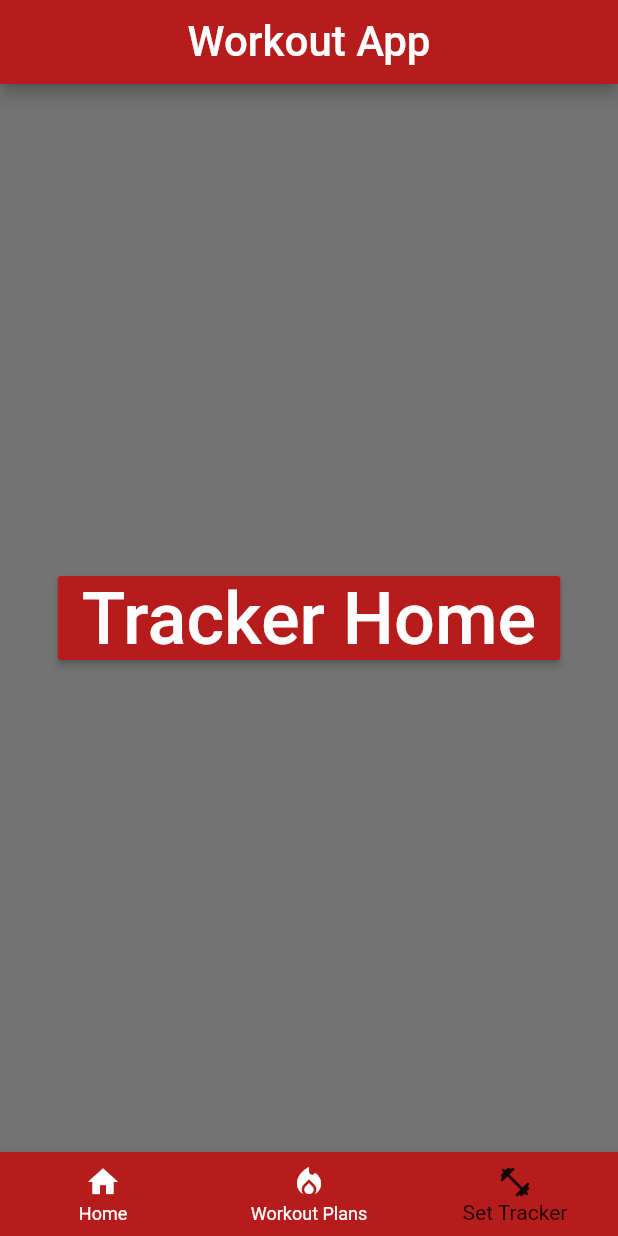
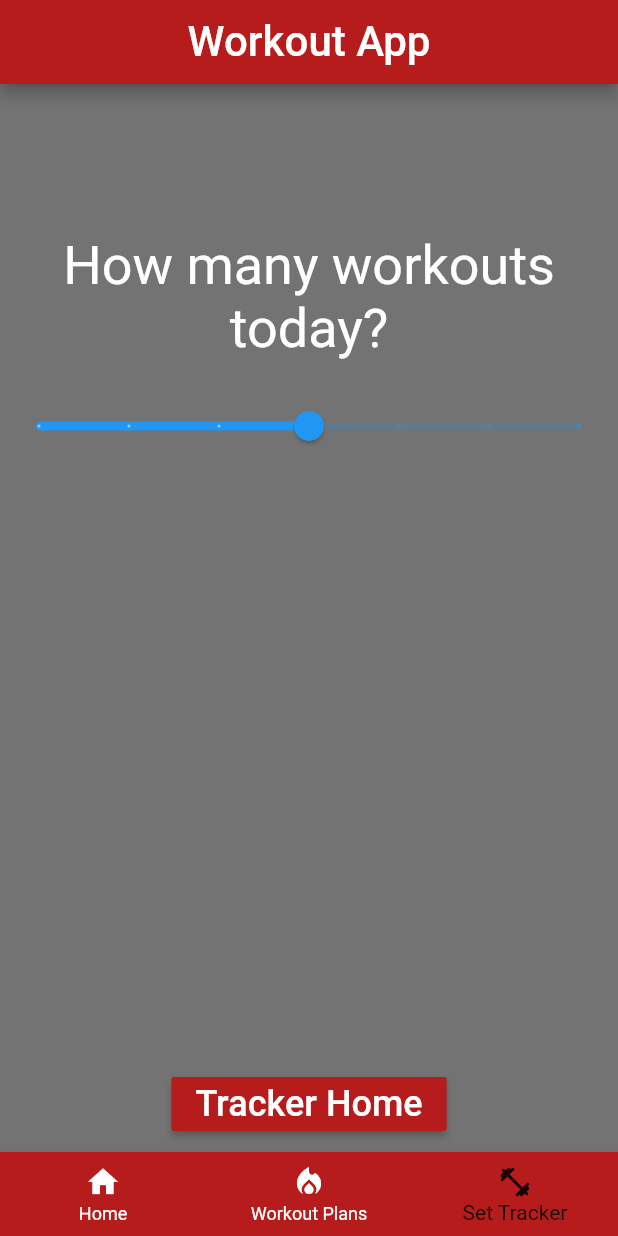
Before and after one commit to joeyjpowers/WorkoutCrossPlatformApp, a Flutter app: the screen it shows after launch, item 3 of the bottom bar chosen, on a phone screen of 412 x 824 dp. Run offline on Flutter 3.47's test engine with Material 2 defaults, Android fonts, the phone set to English and light mode, and no system bars; our stand-ins replace firebase_core, multi_select_flutter, sqflite; accounts and stored records are empty.

Commit message:
primary front end for first page of set tracker

```diff
--- a/lib/tracker.dart
+++ b/lib/tracker.dart
@@ -1,23 +1,65 @@
 import 'package:flutter/material.dart';
 
-class Tracker extends StatelessWidget {
-
+class Tracker extends StatefulWidget {
   final VoidCallback setHome;
   Tracker(this.setHome);
 
   @override
+  State<Tracker> createState() => _TrackerState();
+}
+class _TrackerState extends State<Tracker> {
+  double _numWorkouts = 3;
+
+  @override
   Widget build(BuildContext context) {
+
+
     return Container(
-      child: Center(
-        child: RaisedButton(
-          child: Text("Tracker Home",
-            style: TextStyle(color: Colors.white, fontSize: 48),
+      child: Column(children: [
+        Container(
+          child: Center(
+            child: Text(
+              "How many workouts today?",
+              textAlign: TextAlign.center,
+              style: TextStyle(
+                fontSize: 36,
+                color: Colors.white,
+              ),
+            ),
           ),
-          color: Colors.red[900],
-          onPressed: setHome,
+          margin: EdgeInsets.only(left: 20, top: 100, right: 20),
         ),
-      ),
+        SizedBox(height: 20,),
+        Slider(
+          value: _numWorkouts,
+          max: 6,
+          divisions: 6,
+          label: _numWorkouts.round().toString(),
+          onChanged: (double value) {
+            setState(() {
+              _numWorkouts = value;
+            });
+          },
+        ),
+        Spacer(),
+        Center(
+          child: Container(
+            margin: EdgeInsets.only(bottom: 8, top: 20),
+            child: Align(
+              alignment: Alignment.bottomCenter,
+              child: RaisedButton(
+                child: Text(
+                  "Tracker Home",
+                  style: TextStyle(color: Colors.white, fontSize: 24),
+                ),
+                color: Colors.red[900],
+                onPressed: widget.setHome,
+              ),
+            ),
+          ),
+        ),
+      ]),
       color: Colors.black54,
-    );;
+    );
   }
 }
```
